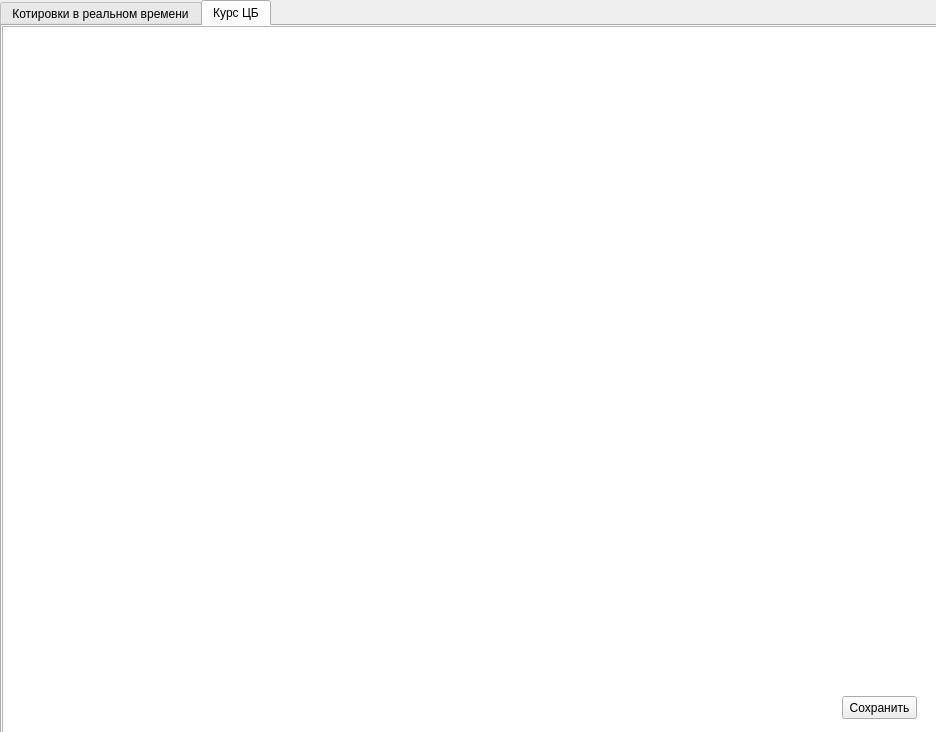
This is ExchangeRate.ui in Vladislav0904/The-Exchange-Rate as Qt 5 draws it before an edit. The edited form follows.
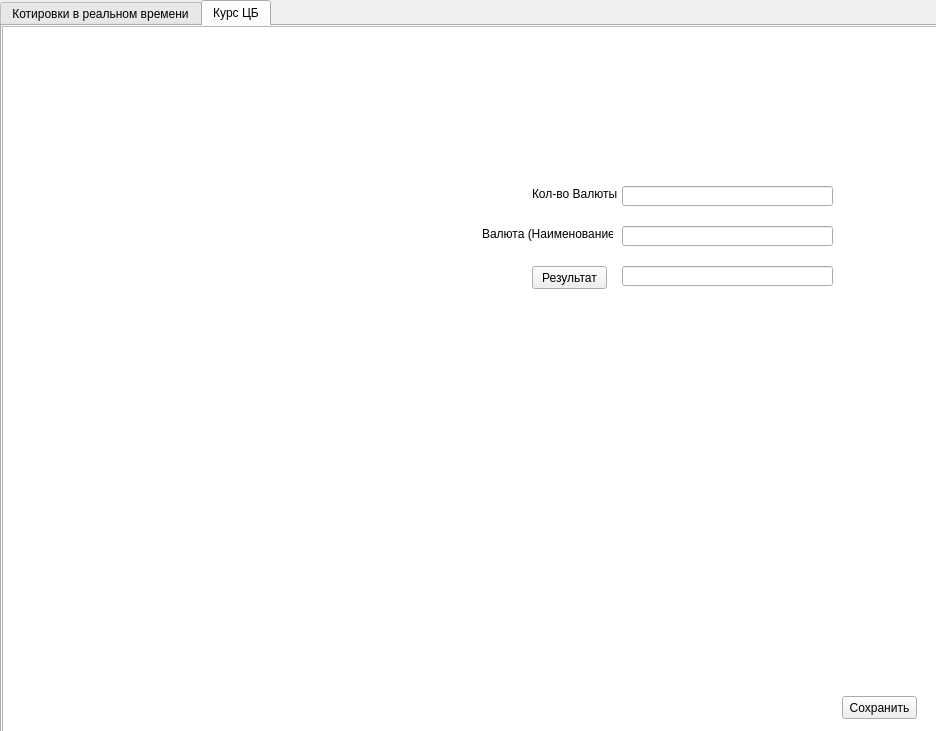
This is the edited form. The open tabs and pages were chosen to show the change.

Commit message: Added CB Bank calculator

Diff of the .ui file:
```diff
--- a/ExchangeRate.ui
+++ b/ExchangeRate.ui
@@ -10,7 +10,7 @@
        <x>0</x>
        <y>0</y>
        <width>936</width>
-       <height>732</height>
+       <height>731</height>
    </rect>
   </property>
   <property name="baseSize">
@@ -255,6 +255,81 @@
       <string>Сохранить</string>
      </property>
     </widget>
+       <widget class="QLineEdit" name="lineEdit_4">
+           <property name="geometry">
+               <rect>
+                   <x>620</x>
+                   <y>240</y>
+                   <width>211</width>
+                   <height>20</height>
+               </rect>
+           </property>
+       </widget>
+       <widget class="QLabel" name="label_4">
+           <property name="geometry">
+               <rect>
+                   <x>480</x>
+                   <y>200</y>
+                   <width>131</width>
+                   <height>16</height>
+               </rect>
+           </property>
+           <property name="frameShadow">
+               <enum>QFrame::Sunken</enum>
+           </property>
+           <property name="text">
+               <string>Валюта (Наименование)</string>
+           </property>
+       </widget>
+       <widget class="QLineEdit" name="lineEdit_5">
+           <property name="geometry">
+               <rect>
+                   <x>620</x>
+                   <y>160</y>
+                   <width>211</width>
+                   <height>20</height>
+               </rect>
+           </property>
+       </widget>
+       <widget class="QLabel" name="label_5">
+           <property name="geometry">
+               <rect>
+                   <x>530</x>
+                   <y>160</y>
+                   <width>91</width>
+                   <height>16</height>
+               </rect>
+           </property>
+           <property name="frameShadow">
+               <enum>QFrame::Sunken</enum>
+           </property>
+           <property name="text">
+               <string>Кол-во Валюты</string>
+           </property>
+       </widget>
+       <widget class="QLineEdit" name="lineEdit_6">
+           <property name="geometry">
+               <rect>
+                   <x>620</x>
+                   <y>200</y>
+                   <width>211</width>
+                   <height>20</height>
+               </rect>
+           </property>
+       </widget>
+       <widget class="QPushButton" name="result1_2">
+           <property name="geometry">
+               <rect>
+                   <x>530</x>
+                   <y>240</y>
+                   <width>75</width>
+                   <height>23</height>
+               </rect>
+           </property>
+           <property name="text">
+               <string>Результат</string>
+           </property>
+       </widget>
    </widget>
   </widget>
  </widget>
```
Left out of the diff: 12 changed lines with no effect on the pictures. Lines whose indentation alone changed are shown as unchanged. The commit also changes 1 other file.
